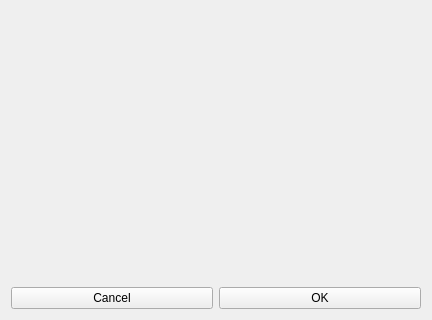
First picture: the form in ui/personEditor.ui, repository olk90/pyIM, before the edit; both pictures show x 0 to 432 and y 236 to 556 of the 432 by 556 pixel window.
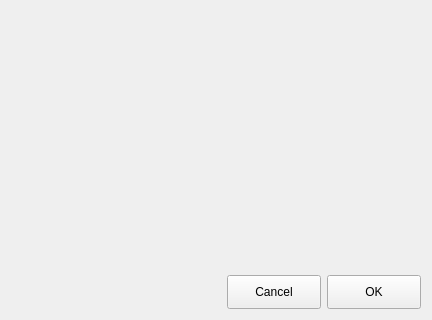
Second picture: the form after the edit.

Commit message: add/delete button (not yet functional), resized buttons

```diff
--- a/ui/personEditor.ui
+++ b/ui/personEditor.ui
@@ -68,15 +68,34 @@
       </layout>
      </item>
      <item>
-      <layout class="QHBoxLayout" name="editUserButtonLayout" stretch="0,0">
+      <layout class="QHBoxLayout" name="editUserButtonLayout" stretch="0,0,0">
        <property name="spacing">
         <number>6</number>
        </property>
        <property name="topMargin">
         <number>0</number>
        </property>
+       <item>
+        <spacer name="horizontalSpacer">
+         <property name="orientation">
+          <enum>Qt::Horizontal</enum>
+         </property>
+         <property name="sizeHint" stdset="0">
+          <size>
+           <width>40</width>
+           <height>20</height>
+          </size>
+         </property>
+        </spacer>
+       </item>
        <item>
         <widget class="QPushButton" name="cancelUserEditButton">
+         <property name="minimumSize">
+          <size>
+           <width>94</width>
+           <height>34</height>
+          </size>
+         </property>
          <property name="text">
           <string>Cancel</string>
          </property>
@@ -84,6 +103,12 @@
        </item>
        <item>
         <widget class="QPushButton" name="confirmUserEditButton">
+         <property name="minimumSize">
+          <size>
+           <width>94</width>
+           <height>34</height>
+          </size>
+         </property>
          <property name="text">
           <string>OK</string>
          </property>
```
The commit also changes 4 other files.
